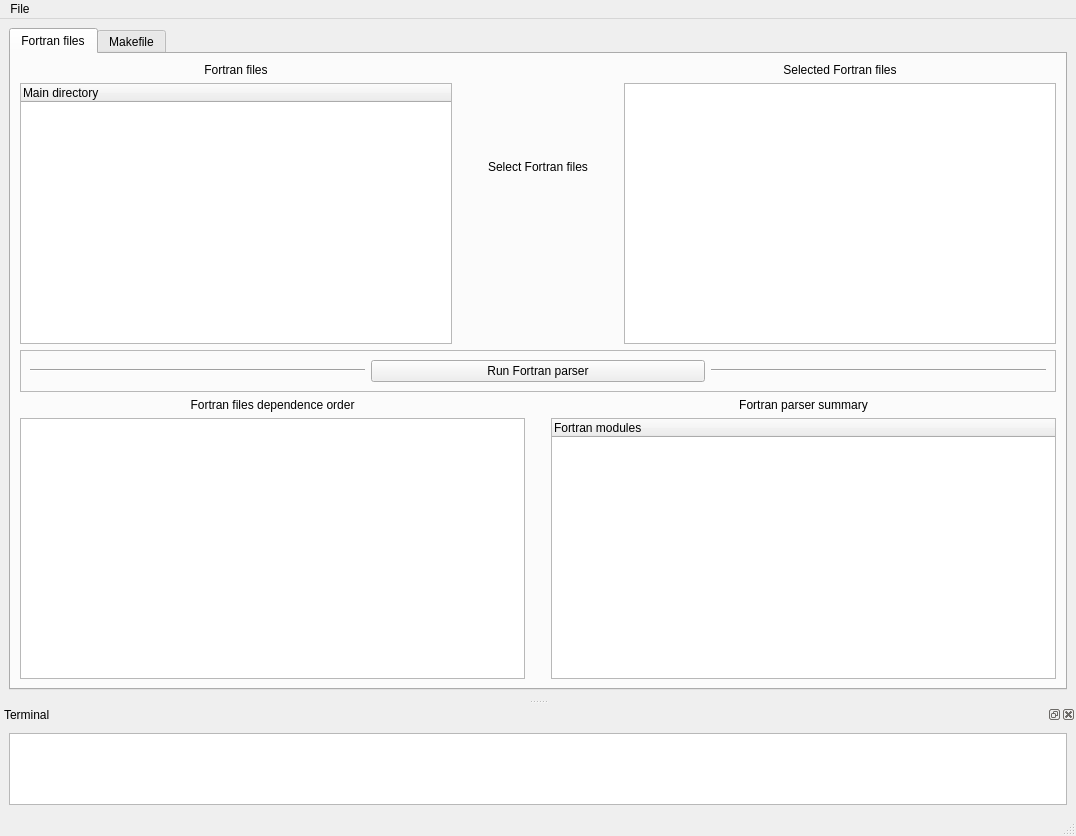
The window that fparser_GUI/GUI.ui (mramagu/Fortran-to-Python-Wrapper) describes before a commit, drawn with Qt 5.
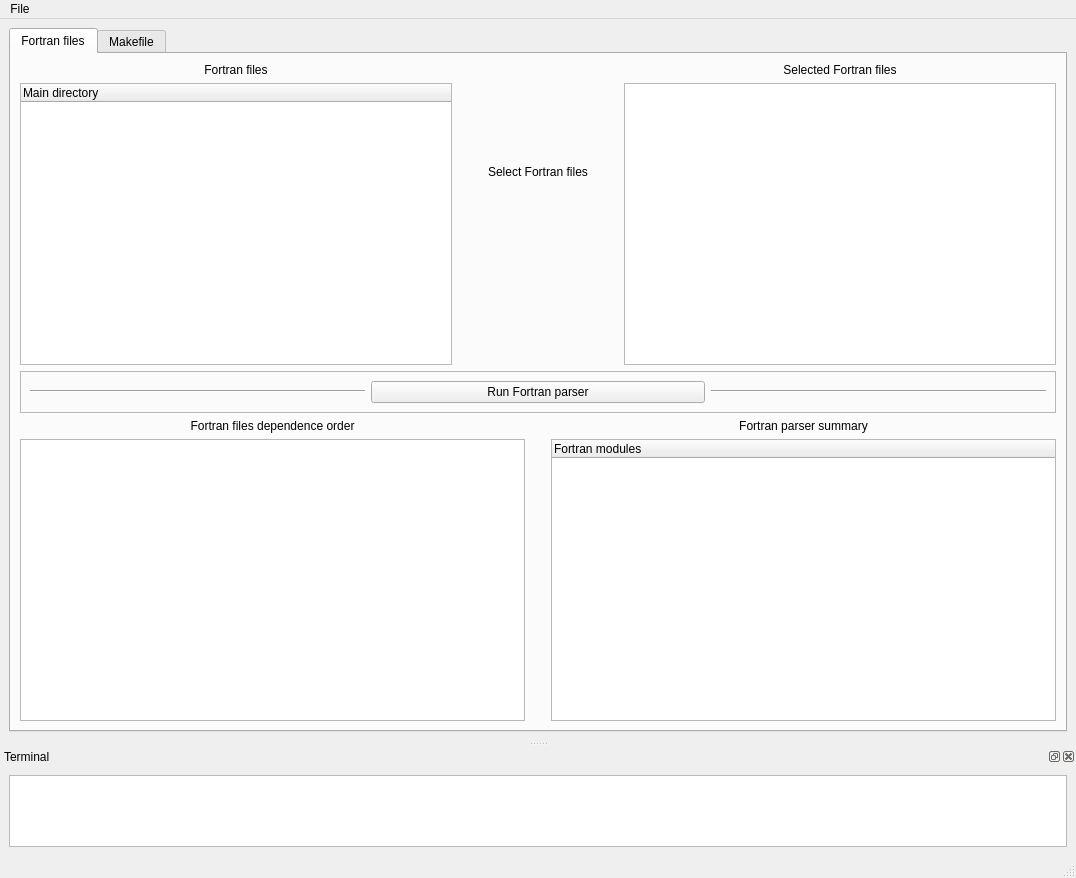
The same window after the commit. The open tabs and pages were chosen to show the change.

```diff
--- a/fparser_GUI/GUI.ui
+++ b/fparser_GUI/GUI.ui
@@ -7,7 +7,7 @@
     <x>0</x>
     <y>0</y>
     <width>1076</width>
-    <height>836</height>
+    <height>878</height>
    </rect>
   </property>
   <property name="windowTitle">
@@ -219,7 +219,7 @@
             <item>
              <widget class="QListWidget" name="listWidget_orderffiles">
               <property name="sizePolicy">
-               <sizepolicy hsizetype="MinimumExpanding" vsizetype="Expanding">
+               <sizepolicy hsizetype="Expanding" vsizetype="Expanding">
                 <horstretch>0</horstretch>
                 <verstretch>0</verstretch>
                </sizepolicy>
@@ -259,7 +259,7 @@
             <item>
              <widget class="QTreeWidget" name="treeWidget_fsummary">
               <property name="sizePolicy">
-               <sizepolicy hsizetype="MinimumExpanding" vsizetype="Expanding">
+               <sizepolicy hsizetype="Expanding" vsizetype="Expanding">
                 <horstretch>0</horstretch>
                 <verstretch>0</verstretch>
                </sizepolicy>
```
Left out of the diff: 4 changed lines with no effect on the pictures.
